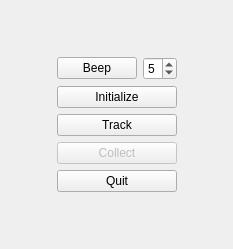
Qt form branches/main/examples/devicesTutorial/example6/devNDISerialControllerQWidget.ui (eetuna/cisst) before a commit.
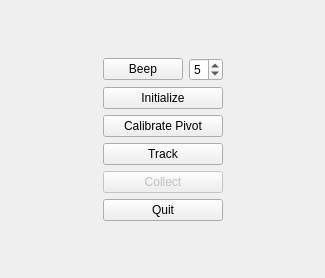
The same form after that commit.

Commit message: branches/main cisstDevices/devNDISerial: Added pivot calibration (needs optimizing) and modified the example accordingly.

The edit to the form file:
```diff
--- a/branches/main/examples/devicesTutorial/example6/devNDISerialControllerQWidget.ui
+++ b/branches/main/examples/devicesTutorial/example6/devNDISerialControllerQWidget.ui
@@ -6,39 +6,48 @@
    <rect>
     <x>0</x>
     <y>0</y>
-    <width>233</width>
-    <height>249</height>
+    <width>325</width>
+    <height>278</height>
    </rect>
   </property>
   <property name="windowTitle">
    <string>Form</string>
   </property>
   <layout class="QGridLayout" name="gridLayout">
-   <item row="2" column="1" colspan="2">
-    <widget class="QPushButton" name="ButtonInitialize">
-     <property name="text">
-      <string>Initialize</string>
+   <item row="0" column="2" colspan="2">
+    <spacer name="SpacerTop">
+     <property name="orientation">
+      <enum>Qt::Vertical</enum>
      </property>
-    </widget>
+     <property name="sizeHint" stdset="0">
+      <size>
+       <width>20</width>
+       <height>40</height>
+      </size>
+     </property>
+    </spacer>
    </item>
-   <item row="3" column="1" colspan="2">
-    <widget class="QPushButton" name="ButtonTrack">
-     <property name="text">
-      <string>Track</string>
+   <item row="1" column="1" rowspan="6">
+    <spacer name="SpacerInnerLeft">
+     <property name="orientation">
+      <enum>Qt::Horizontal</enum>
      </property>
-     <property name="checkable">
-      <bool>true</bool>
+     <property name="sizeHint" stdset="0">
+      <size>
+       <width>40</width>
+       <height>20</height>
+      </size>
      </property>
-    </widget>
+    </spacer>
    </item>
-   <item row="1" column="1">
+   <item row="1" column="2">
     <widget class="QPushButton" name="ButtonBeep">
      <property name="text">
       <string>Beep</string>
      </property>
     </widget>
    </item>
-   <item row="1" column="2">
+   <item row="1" column="3">
     <widget class="QSpinBox" name="NumberOfBeeps">
      <property name="minimum">
       <number>1</number>
@@ -51,66 +60,31 @@
      </property>
     </widget>
    </item>
-   <item row="5" column="1" colspan="2">
-    <widget class="QPushButton" name="ButtonQuit">
+   <item row="2" column="2" colspan="2">
+    <widget class="QPushButton" name="ButtonInitialize">
      <property name="text">
-      <string>Quit</string>
+      <string>Initialize</string>
      </property>
     </widget>
    </item>
-   <item row="1" column="3" rowspan="5">
-    <spacer name="SpacerRight">
-     <property name="orientation">
-      <enum>Qt::Horizontal</enum>
+   <item row="3" column="2" colspan="2">
+    <widget class="QPushButton" name="ButtonCalibratePivot">
+     <property name="text">
+      <string>Calibrate Pivot</string>
      </property>
-     <property name="sizeHint" stdset="0">
-      <size>
-       <width>40</width>
-       <height>20</height>
-      </size>
-     </property>
-    </spacer>
+    </widget>
    </item>
-   <item row="6" column="1" colspan="2">
-    <spacer name="SpacerBottom">
-     <property name="orientation">
-      <enum>Qt::Vertical</enum>
+   <item row="4" column="2" colspan="2">
+    <widget class="QPushButton" name="ButtonTrack">
+     <property name="text">
+      <string>Track</string>
      </property>
-     <property name="sizeHint" stdset="0">
-      <size>
-       <width>20</width>
-       <height>40</height>
-      </size>
+     <property name="checkable">
+      <bool>true</bool>
      </property>
-    </spacer>
+    </widget>
    </item>
-   <item row="1" column="0" rowspan="5">
-    <spacer name="SpacerLeft">
-     <property name="orientation">
-      <enum>Qt::Horizontal</enum>
-     </property>
-     <property name="sizeHint" stdset="0">
-      <size>
-       <width>40</width>
-       <height>20</height>
-      </size>
-     </property>
-    </spacer>
-   </item>
-   <item row="0" column="1" colspan="2">
-    <spacer name="SpacerTop">
-     <property name="orientation">
-      <enum>Qt::Vertical</enum>
-     </property>
-     <property name="sizeHint" stdset="0">
-      <size>
-       <width>20</width>
-       <height>40</height>
-      </size>
-     </property>
-    </spacer>
-   </item>
-   <item row="4" column="1" colspan="2">
+   <item row="5" column="2" colspan="2">
     <widget class="QPushButton" name="ButtonCollect">
      <property name="enabled">
       <bool>false</bool>
@@ -123,6 +97,65 @@
      </property>
     </widget>
    </item>
+   <item row="6" column="2" colspan="2">
+    <widget class="QPushButton" name="ButtonQuit">
+     <property name="text">
+      <string>Quit</string>
+     </property>
+    </widget>
+   </item>
+   <item row="7" column="2" colspan="2">
+    <spacer name="SpacerBottom">
+     <property name="orientation">
+      <enum>Qt::Vertical</enum>
+     </property>
+     <property name="sizeHint" stdset="0">
+      <size>
+       <width>20</width>
+       <height>40</height>
+      </size>
+     </property>
+    </spacer>
+   </item>
+   <item row="1" column="0" rowspan="6">
+    <spacer name="SpacerOuterLeft">
+     <property name="orientation">
+      <enum>Qt::Horizontal</enum>
+     </property>
+     <property name="sizeHint" stdset="0">
+      <size>
+       <width>40</width>
+       <height>20</height>
+      </size>
+     </property>
+    </spacer>
+   </item>
+   <item row="1" column="5" rowspan="6">
+    <spacer name="SpacerOuterRight">
+     <property name="orientation">
+      <enum>Qt::Horizontal</enum>
+     </property>
+     <property name="sizeHint" stdset="0">
+      <size>
+       <width>40</width>
+       <height>20</height>
+      </size>
+     </property>
+    </spacer>
+   </item>
+   <item row="1" column="4" rowspan="6">
+    <spacer name="SpacerInnerRight">
+     <property name="orientation">
+      <enum>Qt::Horizontal</enum>
+     </property>
+     <property name="sizeHint" stdset="0">
+      <size>
+       <width>40</width>
+       <height>20</height>
+      </size>
+     </property>
+    </spacer>
+   </item>
   </layout>
  </widget>
  <resources/>
```
The commit also changes 5 other files.
